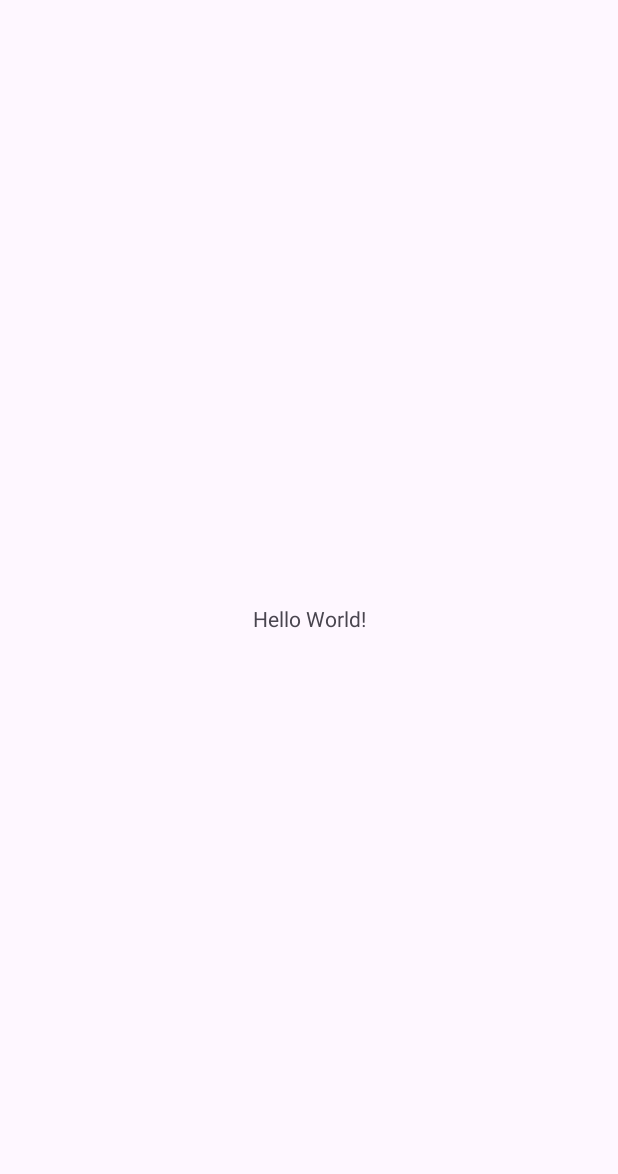
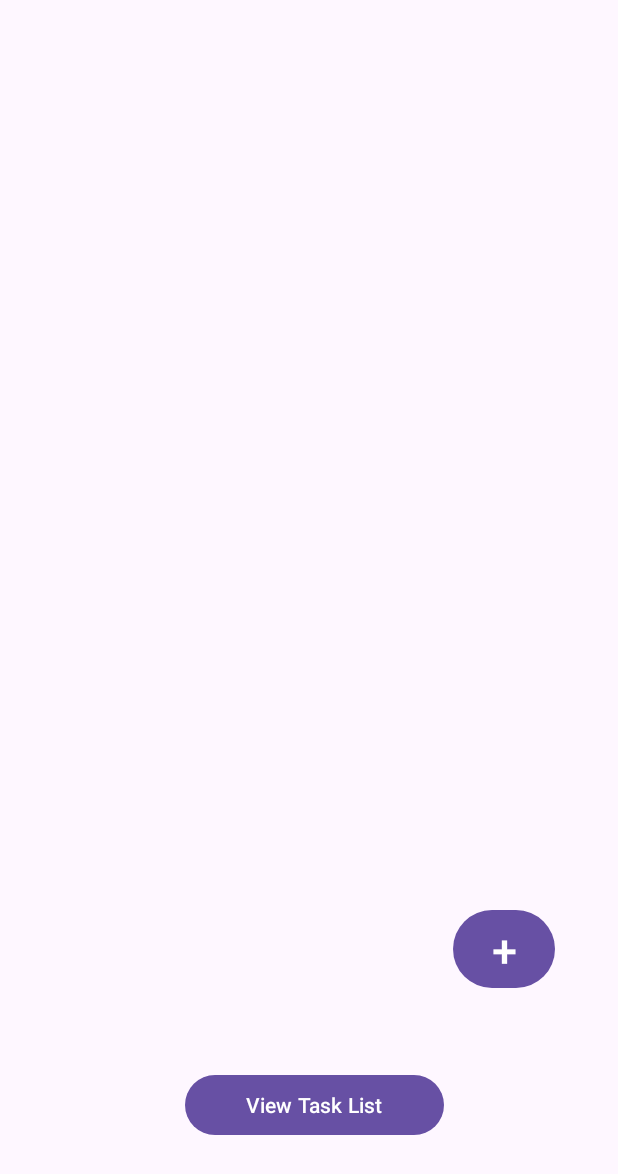
Before and after one commit to Rrregine/FinalProject_TimeManager, an Android app: the screen it shows after launch (MainActivity), on a phone screen of 412 x 824 dp. Before the commit the part shown is almost empty. Shown: the top 1174 px of the screen. Run offline under Robolectric (Android 15) with nearby library versions, the phone set to English and light mode, and no system bars.

```diff
--- a/app/build.gradle.kts
+++ b/app/build.gradle.kts
@@ -33,6 +33,9 @@ android {
     kotlinOptions {
         jvmTarget = "1.8"
     }
+    buildFeatures {
+        viewBinding = true
+    }
 }
 
 dependencies {
@@ -45,6 +48,7 @@ dependencies {
     implementation("androidx.navigation:navigation-ui-ktx:2.7.7")
     implementation ("androidx.recyclerview:recyclerview:1.2.0")
     implementation ("androidx.cardview:cardview:1.0.0")
+    implementation("androidx.legacy:legacy-support-v4:1.0.0")
     testImplementation("junit:junit:4.13.2")
     androidTestImplementation("androidx.test.ext:junit:1.1.5")
     androidTestImplementation("androidx.test.espresso:espresso-core:3.5.1")
--- a/app/src/main/java/com/wang/finalproject_calendar/HomeFragment.kt
+++ b/app/src/main/java/com/wang/finalproject_calendar/HomeFragment.kt
@@ -5,6 +5,8 @@ import androidx.fragment.app.Fragment
 import android.view.LayoutInflater
 import android.view.View
 import android.view.ViewGroup
+import android.widget.Button
+import androidx.navigation.fragment.findNavController
 
 // the fragment initialization parameters, e.g. ARG_ITEM_NUMBER
 private const val ARG_PARAM1 = "param1"
@@ -31,8 +33,19 @@ class HomeFragment : Fragment() {
         inflater: LayoutInflater, container: ViewGroup?,
         savedInstanceState: Bundle?
     ): View? {
-        // Inflate the layout for this fragment
-        return inflater.inflate(R.layout.fragment_home, container, false)
+        val view = inflater.inflate(R.layout.fragment_home, container, false)
+
+        val viewTaskList = view.findViewById<Button>(R.id.viewTaskList)
+
+        .setOnClickListener {
+            navigateToTaskListFragment()
+        }
+
+        return view
+    }
+
+    private fun navigateToTaskListFragment() {
+        findNavController().navigate(R.id.action_homeFragment_to_taskFragment)
     }
 
     companion object {
--- a/app/src/main/res/layout/activity_main.xml
+++ b/app/src/main/res/layout/activity_main.xml
@@ -6,13 +6,15 @@
     android:layout_height="match_parent"
     tools:context=".MainActivity">
 
-    <TextView
-        android:layout_width="wrap_content"
-        android:layout_height="wrap_content"
-        android:text="Hello World!"
-        app:layout_constraintBottom_toBottomOf="parent"
-        app:layout_constraintEnd_toEndOf="parent"
-        app:layout_constraintStart_toStartOf="parent"
-        app:layout_constraintTop_toTopOf="parent" />
+
+    <androidx.fragment.app.FragmentContainerView
+        android:id="@+id/fragmentContainerView"
+        android:name="androidx.navigation.fragment.NavHostFragment"
+        android:layout_width="match_parent"
+        android:layout_height="match_parent"
+        app:defaultNavHost="true"
+        app:navGraph="@navigation/app_navigation"
+        tools:layout_editor_absoluteX="1dp"
+        tools:layout_editor_absoluteY="1dp"/>
 
 </androidx.constraintlayout.widget.ConstraintLayout>
--- a/app/src/main/res/navigation/app_navigation.xml
+++ b/app/src/main/res/navigation/app_navigation.xml
@@ -1,16 +1,5 @@
 <?xml version="1.0" encoding="utf-8"?>
-<androidx.constraintlayout.widget.ConstraintLayout  xmlns:android="http://schemas.android.com/apk/res/android"
-    xmlns:app="http://schemas.android.com/apk/res-auto"
-    xmlns:tools="http://schemas.android.com/tools"
-    android:layout_width="match_parent"
-    android:layout_height="match_parent">
-<LinearLayout>
-    <androidx.recyclerview.widget.RecyclerView
 
-        android:id="@+id/recyclerViewList"
-        android:layout_width="match_parent"
-        android:layout_height="600dp"
-        />
 <navigation xmlns:android="http://schemas.android.com/apk/res/android"
     xmlns:app="http://schemas.android.com/apk/res-auto"
     xmlns:tools="http://schemas.android.com/tools"
@@ -21,8 +10,18 @@
         android:id="@+id/homeFragment"
         android:name="com.wang.finalproject_calendar.HomeFragment"
         android:label="fragment_home"
-        tools:layout="@layout/fragment_home" />
+        tools:layout="@layout/fragment_home" >
+        <action
+            android:id="@+id/action_homeFragment_to_taskFragment"
+            app:destination="@id/taskFragment" />
+    </fragment>
+    <fragment
+        android:id="@+id/taskFragment"
+        android:name="com.wang.finalproject_calendar.TaskFragment"
+        android:label="fragment_task_list"
+        tools:layout="@layout/fragment_task_list" >
+        <action
+            android:id="@+id/action_taskFragment_to_homeFragment"
+            app:destination="@id/homeFragment" />
+    </fragment>
 </navigation>
-</LinearLayout>
-
-</androidx.constraintlayout.widget.ConstraintLayout>
--- /dev/null
+++ b/app/src/main/res/values/dimens.xml
@@ -0,0 +1,4 @@
+<?xml version="1.0" encoding="utf-8"?>
+<resources>
+    <dimen name="text_margin">16dp</dimen>
+</resources>
```
Also changed, not shown: app/src/main/java/com/wang/finalproject_calendar/MyTaskRecyclerViewAdapter.kt (added, +46 -0 lines), app/src/main/java/com/wang/finalproject_calendar/Task.kt (added, +8 -0 lines), app/src/main/java/com/wang/finalproject_calendar/TaskFragment.kt (added, +68 -0 lines), app/src/main/java/com/wang/finalproject_calendar/placeholder/PlaceholderContent.kt (added, +52 -0 lines), app/src/main/res/layout/fragment_task.xml (added, +20 -0 lines), app/src/main/res/layout/fragment_task_list.xml (added, +34 -0 lines).
